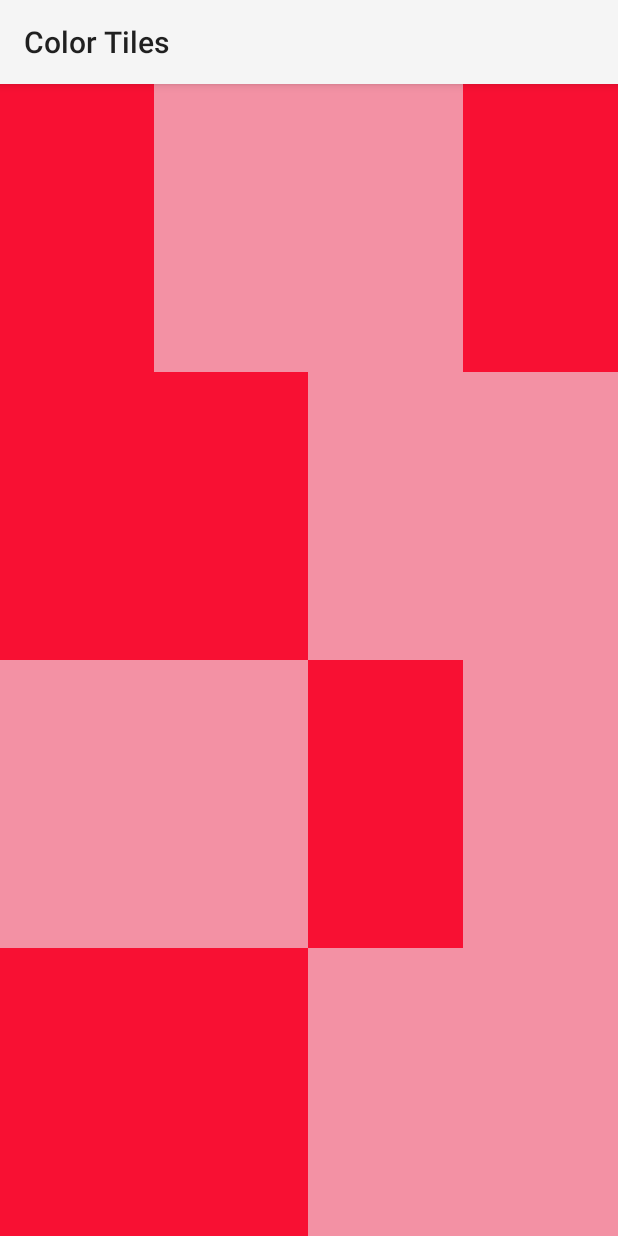
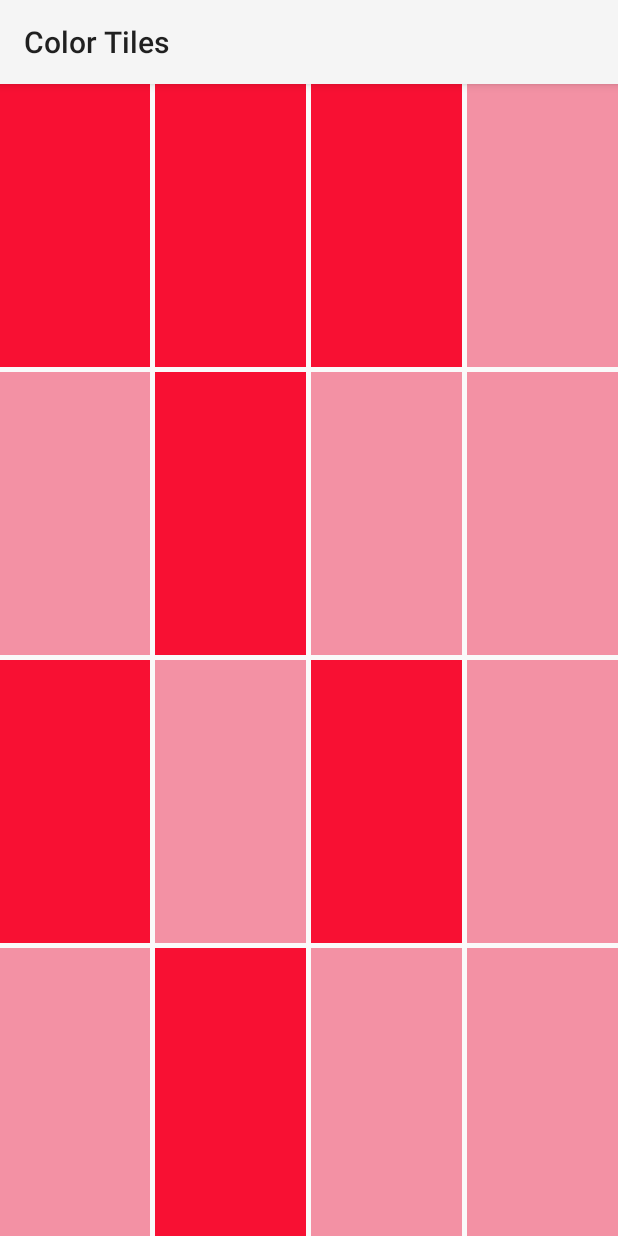
Before and after one commit to Vitamin941/ColorTiles, an Android app: the screen it shows after launch (MainActivity), after a tap on an icon or button, on a phone screen of 412 x 824 dp. Run offline under Robolectric (Android 15) with nearby library versions, the phone set to English and light mode, and no system bars.

Commit message:
create onClick eventListener

```diff
--- a/app/src/main/java/ru/isu/math/colortiles/MainActivity.kt
+++ b/app/src/main/java/ru/isu/math/colortiles/MainActivity.kt
@@ -80,12 +80,15 @@
 
     fun tileClick(view: View) {
         val tag = view.tag.toString().split(" ")
-        val row = tag[0]
-        val col = tag[1]
+        val x = tag[0].toInt()
+        val y = tag[1].toInt()
 
-        changeColor(views[row.toInt()][col.toInt()])
-
-
+        changeColor(views[x][y])
+        for (i in views.indices) {
+            changeColor(views[x][i])
+            changeColor(views[i][y])
+        }
+//        changeColor(views[row.toInt()][col.toInt()])
 
 
     }
--- a/app/src/main/res/layout/activity_main.xml
+++ b/app/src/main/res/layout/activity_main.xml
@@ -23,6 +23,8 @@
                 android:layout_height="wrap_content"
                 android:layout_weight="1"
                 android:background="@color/bright_color"
+                android:layout_marginEnd="3dp"
+                android:layout_marginBottom="3dp"
                 android:onClick="tileClick"/>
 
             <View
@@ -31,6 +33,8 @@
                 android:layout_height="wrap_content"
                 android:layout_weight="1"
                 android:background="@color/bright_color"
+                android:layout_marginEnd="3dp"
+                android:layout_marginBottom="3dp"
                 android:onClick="tileClick"/>
 
             <View
@@ -39,6 +43,8 @@
                 android:layout_height="wrap_content"
                 android:layout_weight="1"
                 android:background="@color/bright_color"
+                android:layout_marginEnd="3dp"
+                android:layout_marginBottom="3dp"
                 android:onClick="tileClick"/>
 
             <View
@@ -47,6 +53,7 @@
                 android:layout_height="wrap_content"
                 android:layout_weight="1"
                 android:background="@color/bright_color"
+                android:layout_marginBottom="3dp"
                 android:onClick="tileClick"/>
 
         </TableRow>
@@ -62,6 +69,8 @@
                 android:layout_height="wrap_content"
                 android:layout_weight="1"
                 android:background="@color/bright_color"
+                android:layout_marginEnd="3dp"
+                android:layout_marginBottom="3dp"
                 android:onClick="tileClick"/>
 
             <View
@@ -70,6 +79,8 @@
                 android:layout_height="wrap_content"
                 android:layout_weight="1"
                 android:background="@color/bright_color"
+                android:layout_marginEnd="3dp"
+                android:layout_marginBottom="3dp"
                 android:onClick="tileClick"/>
 
             <View
@@ -78,6 +89,8 @@
                 android:layout_height="wrap_content"
                 android:layout_weight="1"
                 android:background="@color/bright_color"
+                android:layout_marginEnd="3dp"
+                android:layout_marginBottom="3dp"
                 android:onClick="tileClick"/>
 
             <View
@@ -86,6 +99,7 @@
                 android:layout_height="wrap_content"
                 android:layout_weight="1"
                 android:background="@color/bright_color"
+                android:layout_marginBottom="3dp"
                 android:onClick="tileClick"/>
 
         </TableRow>
@@ -101,6 +115,8 @@
                 android:layout_height="wrap_content"
                 android:layout_weight="1"
                 android:background="@color/bright_color"
+                android:layout_marginEnd="3dp"
+                android:layout_marginBottom="3dp"
                 android:onClick="tileClick"/>
 
             <View
@@ -109,6 +125,8 @@
                 android:layout_height="wrap_content"
                 android:layout_weight="1"
                 android:background="@color/bright_color"
+                android:layout_marginEnd="3dp"
+                android:layout_marginBottom="3dp"
                 android:onClick="tileClick"/>
 
             <View
@@ -117,6 +135,8 @@
                 android:layout_height="wrap_content"
                 android:layout_weight="1"
                 android:background="@color/bright_color"
+                android:layout_marginEnd="3dp"
+                android:layout_marginBottom="3dp"
                 android:onClick="tileClick"/>
 
             <View
@@ -125,6 +145,7 @@
                 android:layout_height="wrap_content"
                 android:layout_weight="1"
                 android:background="@color/bright_color"
+                android:layout_marginBottom="3dp"
                 android:onClick="tileClick"/>
 
         </TableRow>
@@ -140,6 +161,7 @@
                 android:layout_height="wrap_content"
                 android:layout_weight="1"
                 android:background="@color/bright_color"
+                android:layout_marginEnd="3dp"
                 android:onClick="tileClick"/>
 
             <View
@@ -148,6 +170,7 @@
                 android:layout_height="wrap_content"
                 android:layout_weight="1"
                 android:background="@color/bright_color"
+                android:layout_marginEnd="3dp"
                 android:onClick="tileClick"/>
 
             <View
@@ -156,6 +179,7 @@
                 android:layout_height="wrap_content"
                 android:layout_weight="1"
                 android:background="@color/bright_color"
+                android:layout_marginEnd="3dp"
                 android:onClick="tileClick"/>
 
             <View
```
